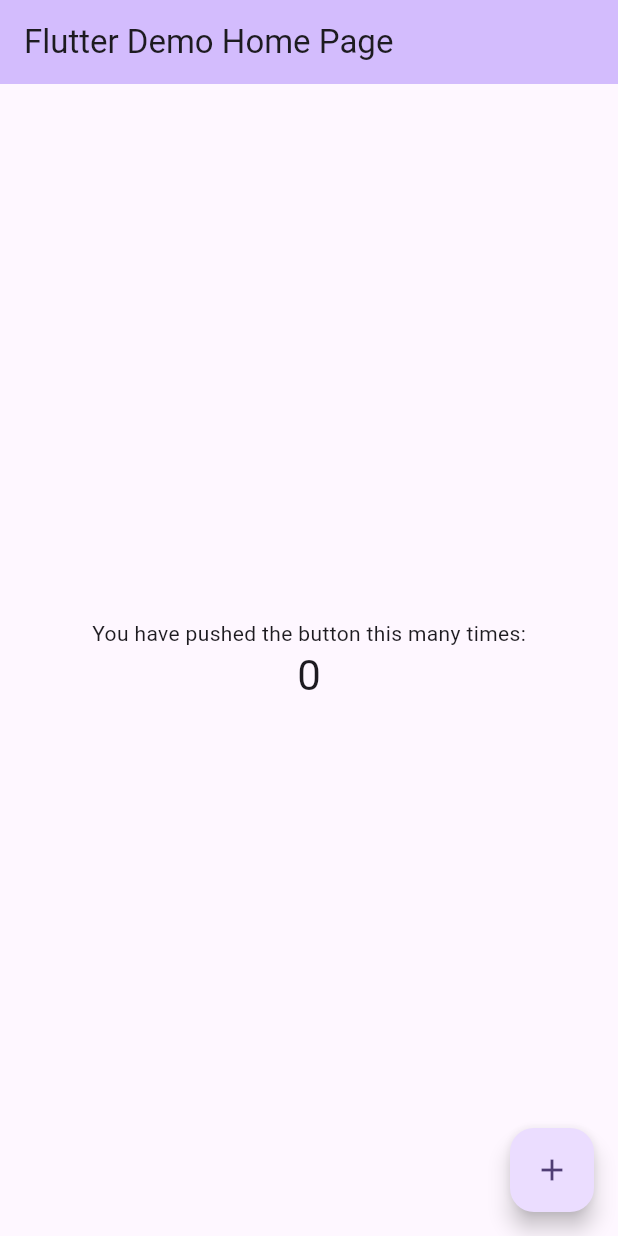
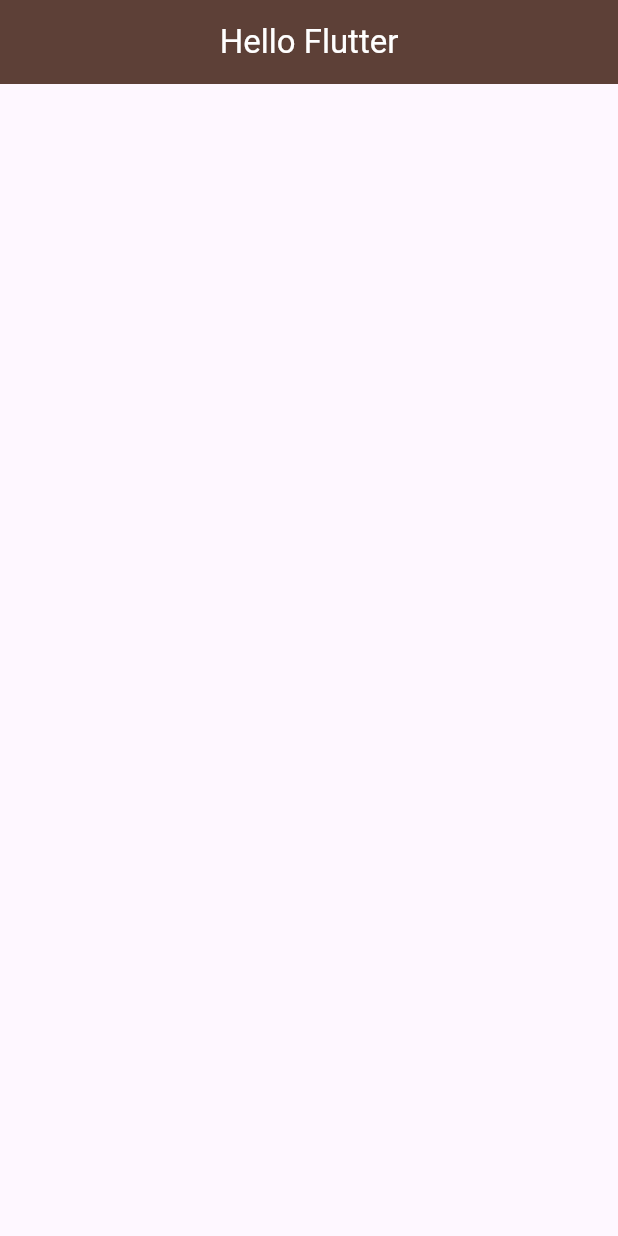
Before and after one commit to Lorenzo7991/first-flutter-project, a Flutter app: the screen it shows after launch, on a phone screen of 412 x 824 dp. Run offline on Flutter 3.47's test engine with Material 3 defaults, Android fonts, the phone set to English and light mode, and no system bars.

Commit message:
Refactored main.dart and added some header UI

```diff
--- a/lib/main.dart
+++ b/lib/main.dart
@@ -1,69 +1,14 @@
 import 'package:flutter/material.dart';
 
 void main() {
-  runApp(const MyApp());
+  runApp( MaterialApp(
+    home: Scaffold(
+      appBar: AppBar(
+        title: Text('Hello Flutter'),
+        foregroundColor: Colors.white,
+        backgroundColor: Colors.brown[700],
+        centerTitle: true,
+      ),
+    ),
+  ));
 }
-
-class MyApp extends StatelessWidget {
-  const MyApp({super.key});
-
-  @override
-  Widget build(BuildContext context) {
-    return MaterialApp(
-      title: 'Flutter Demo',
-      theme: ThemeData(
-
-        colorScheme: ColorScheme.fromSeed(seedColor: Colors.deepPurple),
-      ),
-      home: const MyHomePage(title: 'Flutter Demo Home Page'),
-    );
-  }
-}
-
-class MyHomePage extends StatefulWidget {
-  const MyHomePage({super.key, required this.title});
-
-  final String title;
-
-  @override
-  State<MyHomePage> createState() => _MyHomePageState();
-}
-
-class _MyHomePageState extends State<MyHomePage> {
-  int _counter = 0;
-
-  void _incrementCounter() {
-    setState(() {
-
-      _counter++;
-    });
-  }
-
-  @override
-  Widget build(BuildContext context) {
-
-    return Scaffold(
-      appBar: AppBar(
-        backgroundColor: Theme.of(context).colorScheme.inversePrimary,
-        title: Text(widget.title),
-      ),
-      body: Center(
-        child: Column(
-          mainAxisAlignment: MainAxisAlignment.center,
-          children: <Widget>[
-            const Text('You have pushed the button this many times:'),
-            Text(
-              '$_counter',
-              style: Theme.of(context).textTheme.headlineMedium,
-            ),
-          ],
-        ),
-      ),
-      floatingActionButton: FloatingActionButton(
-        onPressed: _incrementCounter,
-        tooltip: 'Increment',
-        child: const Icon(Icons.add),
-      ),
-    );
-  }
-}
```
